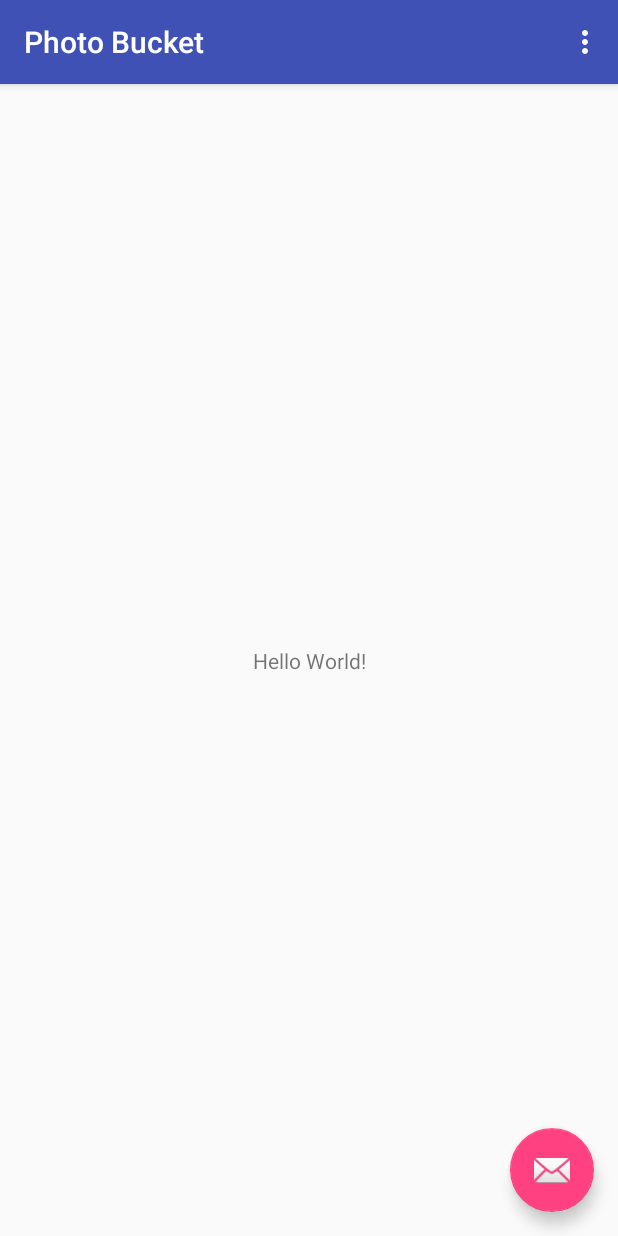
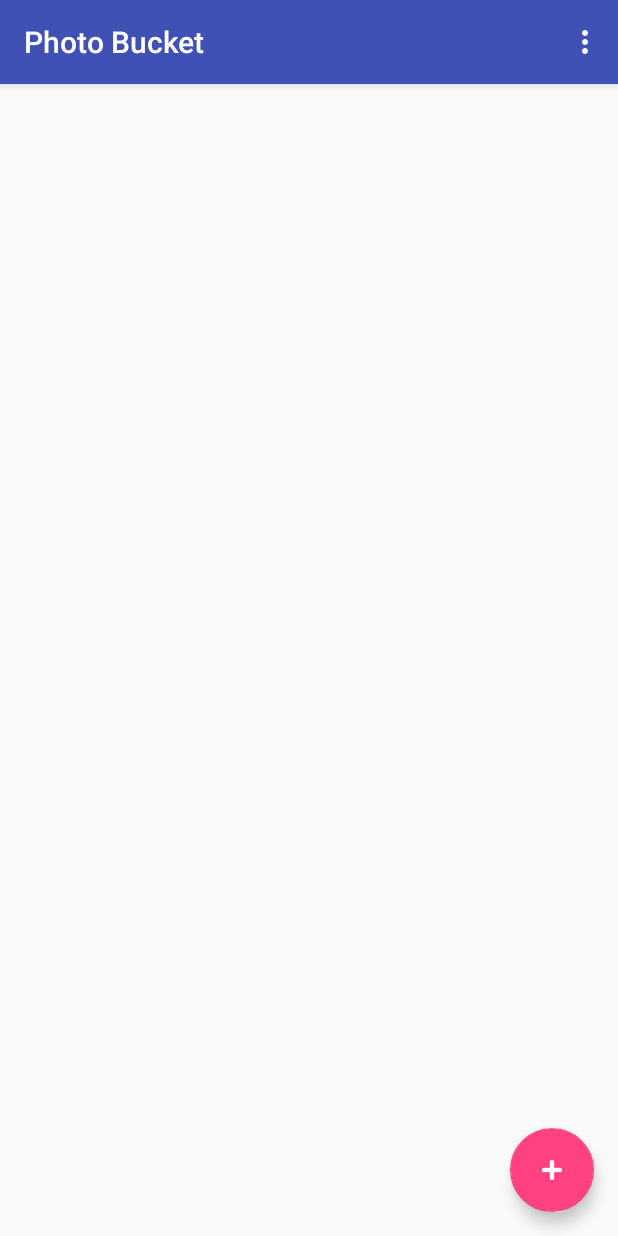
Before and after one commit to hylbrian/PhotoBucket, an Android app: the screen it shows after launch (MainActivity), on a phone screen of 412 x 824 dp. Run offline under Robolectric (Android 15) with nearby library versions, the phone set to English and light mode, and no system bars; our stand-ins replace Firebase (no records; nobody signed in at launch, a user with empty details on screens opened directly).

Commit message:
go away 2

```diff
--- a/app/src/main/res/layout/activity_main.xml
+++ b/app/src/main/res/layout/activity_main.xml
@@ -28,7 +28,7 @@
         android:layout_height="wrap_content"
         android:layout_gravity="bottom|end"
         android:layout_margin="@dimen/fab_margin"
-
-        app:srcCompat="@android:drawable/ic_dialog_email" />
+        android:tint="@android:color/white"
+        app:srcCompat="@android:drawable/ic_input_add" />
 
 </android.support.design.widget.CoordinatorLayout>
--- a/app/src/main/res/layout/content_main.xml
+++ b/app/src/main/res/layout/content_main.xml
@@ -8,13 +8,6 @@
     tools:context=".MainActivity"
     tools:showIn="@layout/activity_main">
 
-    <TextView
-        android:layout_width="wrap_content"
-        android:layout_height="wrap_content"
-        android:text="Hello World!"
-        app:layout_constraintBottom_toBottomOf="parent"
-        app:layout_constraintLeft_toLeftOf="parent"
-        app:layout_constraintRight_toRightOf="parent"
-        app:layout_constraintTop_toTopOf="parent" />
+   Recyc
 
 </android.support.constraint.ConstraintLayout>
```
